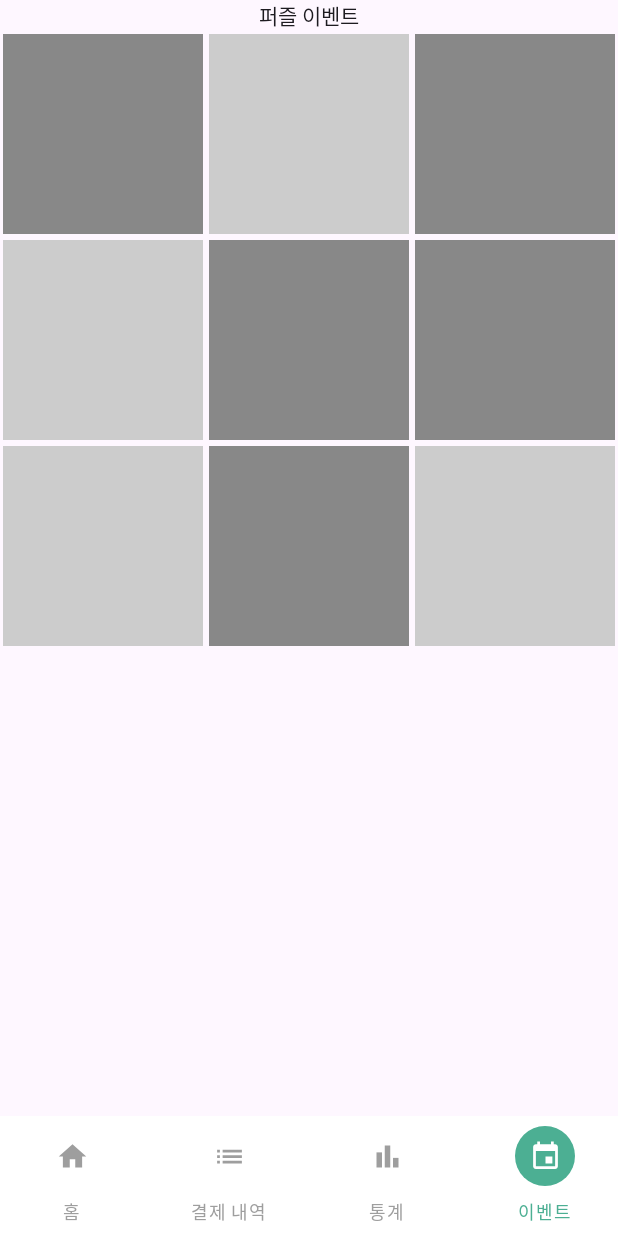
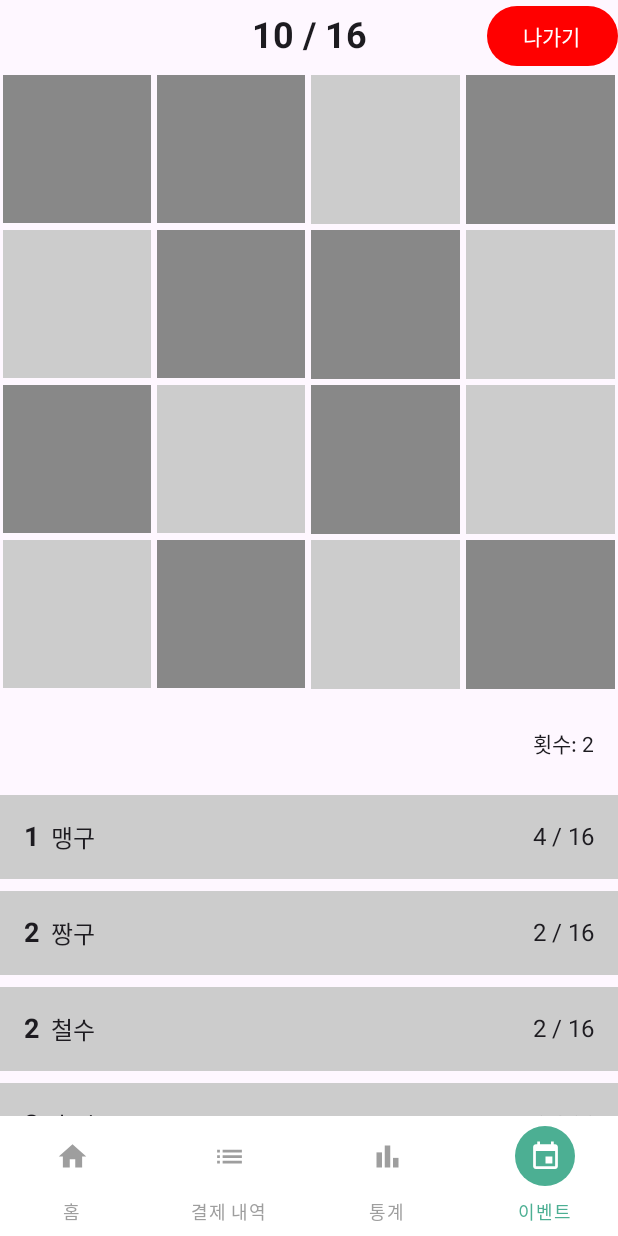
Before and after one commit to eksploiter/irumi, an Android app built with Jetpack Compose: the MainActivity screen opened directly, with no data from a screen before it, item 4 of the bottom bar chosen, on a phone screen of 412 x 824 dp. Run offline under Robolectric (Android 15) with nearby library versions, the phone set to English and light mode, and no system bars.

Commit message:
feat: 이벤트 방 화면 기본 틀 구현

```diff
--- a/app/build.gradle.kts
+++ b/app/build.gradle.kts
@@ -50,6 +50,8 @@ dependencies {
     implementation(libs.androidx.ui.tooling.preview)
     implementation(libs.androidx.material3)
     implementation(libs.ui.graphics)
+    implementation(libs.androidx.benchmark.traceprocessor)
+    implementation(libs.androidx.compose.foundation.layout)
     testImplementation(libs.junit)
     androidTestImplementation(libs.androidx.junit)
     androidTestImplementation(libs.androidx.espresso.core)
--- a/app/src/main/java/com/example/pocketc/ui/screen/event/EventViewModel.kt
+++ b/app/src/main/java/com/example/pocketc/ui/screen/event/EventViewModel.kt
@@ -9,6 +9,7 @@ import kotlinx.coroutines.flow.MutableStateFlow
 import kotlinx.coroutines.flow.StateFlow
 import kotlinx.coroutines.flow.asStateFlow
 import kotlinx.coroutines.launch
+
 
 class PuzzleViewModel : ViewModel() {
 
@@ -38,17 +39,27 @@ class PuzzleViewModel : ViewModel() {
             _puzzleData.value = PuzzleData(
                 puzzles = listOf(
                     Puzzle(1, 1, 1, User(123, "절약왕"), null),
-                    Puzzle(2, 1, 2, null, null),
-                    Puzzle(3, 1, 3, User(124, "소비조절러"), null),
-                    Puzzle(4, 2, 1, null, null),
-                    Puzzle(5, 2, 2, User(124, "소비조절러"), null),
-                    Puzzle(6, 2, 3, User(124, "소비조절러"), null),
-                    Puzzle(7, 3, 1, null, null),
-                    Puzzle(8, 3, 2, User(124, "소비조절러"), null),
-                    Puzzle(9, 3, 3, null, null)
+                    Puzzle(2, 1, 2, User(124, "소비조절러"), null),
+                    Puzzle(3, 1, 3, null, null),
+                    Puzzle(4, 1, 4, User(125, "알뜰이"), null),
+
+                    Puzzle(5, 2, 1, null, null),
+                    Puzzle(6, 2, 2, User(126, "저축달인"), null),
+                    Puzzle(7, 2, 3, User(124, "소비조절러"), null),
+                    Puzzle(8, 2, 4, null, null),
+
+                    Puzzle(9, 3, 1, User(123, "절약왕"), null),
+                    Puzzle(10, 3, 2, null, null),
+                    Puzzle(11, 3, 3, User(127, "소비지킴이"), null),
+                    Puzzle(12, 3, 4, null, null),
+
+                    Puzzle(13, 4, 1, null, null),
+                    Puzzle(14, 4, 2, User(124, "소비조절러"), null),
+                    Puzzle(15, 4, 3, null, null),
+                    Puzzle(16, 4, 4, User(128, "금융천재"), null)
                 ),
-                totalPieces = 9,
-                filledCount = 5
+                filledCount = 10,
+                totalPieces = 16
             )
         }
     }
--- a/app/src/main/java/com/example/pocketc/ui/screen/event/PuzzleScreen.kt
+++ b/app/src/main/java/com/example/pocketc/ui/screen/event/PuzzleScreen.kt
@@ -5,14 +5,20 @@ import android.graphics.Bitmap
 import android.graphics.drawable.BitmapDrawable
 import androidx.compose.foundation.Image
 import androidx.compose.foundation.background
+import androidx.compose.foundation.layout.Arrangement
 import androidx.compose.foundation.layout.Box
 import androidx.compose.foundation.layout.Column
+import androidx.compose.foundation.layout.Row
+import androidx.compose.foundation.layout.Spacer
 import androidx.compose.foundation.layout.aspectRatio
 import androidx.compose.foundation.layout.fillMaxSize
 import androidx.compose.foundation.layout.fillMaxWidth
+import androidx.compose.foundation.layout.height
 import androidx.compose.foundation.layout.padding
-import androidx.compose.foundation.lazy.grid.GridCells
-import androidx.compose.foundation.lazy.grid.LazyVerticalGrid
+import androidx.compose.foundation.lazy.LazyColumn
+import androidx.compose.foundation.lazy.items
+import androidx.compose.material3.Button
+import androidx.compose.material3.ButtonDefaults
 import androidx.compose.material3.Scaffold
 import androidx.compose.material3.Text
 import androidx.compose.runtime.Composable
@@ -30,8 +36,10 @@ import androidx.compose.ui.graphics.asImageBitmap
 import androidx.compose.ui.graphics.painter.BitmapPainter
 import androidx.compose.ui.layout.ContentScale
 import androidx.compose.ui.platform.LocalContext
+import androidx.compose.ui.text.font.FontWeight
 import androidx.compose.ui.tooling.preview.Preview
 import androidx.compose.ui.unit.dp
+import androidx.compose.ui.unit.sp
 import androidx.core.graphics.createBitmap
 import androidx.lifecycle.viewmodel.compose.viewModel
 import coil.ImageLoader
@@ -56,16 +64,19 @@ fun PuzzleScreen(viewModel: PuzzleViewModel = viewModel()) {
         bitmap = loadBitmapFromUrl(context, puzzleImageUrl, placeholderBitmap)
     }
 
-    Scaffold { innerPadding ->
-        Column(
+    Scaffold(
+        topBar = {
+            // todo -> nullable
+            TopBar(puzzleDataState?.filledCount ?: 0, puzzleDataState?.totalPieces ?: 0)
+        }
+    ) { innerPadding ->
+        LazyColumn (
             modifier = Modifier
                 .fillMaxSize()
                 .padding(innerPadding),
             horizontalAlignment = Alignment.CenterHorizontally
         ) {
-            // 다른 UI 요소들 (ex: 상단바, 유저 정보, 랭킹 등)
-            Text("퍼즐 이벤트")
-
+            item {
                 // 퍼즐 부분만 별도의 컴포넌트로 분리
                 bitmap?.let { loadedBitmap ->
                     puzzleDataState?.let { data ->
@@ -73,29 +84,137 @@ fun PuzzleScreen(viewModel: PuzzleViewModel = viewModel()) {
                         PuzzleGrid(data, loadedBitmap)
                     } ?: LoadingPlaceholder()
                 } ?: LoadingPlaceholder()
+                Spacer(modifier = Modifier.height(24.dp))
+            }
 
-            // 다른 UI 요소들 (ex: 랭킹 리스트)
-            // RankingList()
+            item {
+                // 횟수 표시
+                AttemptsSection(attemptCount = 2) // 예시로 2를 사용
+
+                Spacer(modifier = Modifier.height(24.dp))
+            }
+
+            // todo; 맞추기 버튼
+
+            // 랭킹 리스트 부분
+            items(
+                items = listOf(
+                    UserRanking(1, "맹구", 4, 16),
+                    UserRanking(2, "짱구", 2, 16),
+                    UserRanking(2, "철수", 2, 16),
+                    UserRanking(3, "훈이", 1, 16),
+                    UserRanking(3, "유리", 1, 16),
+                    UserRanking(2, "흰둥이", 0, 16)
+                )
+            ) { ranking ->
+                RankingItem(ranking)
+                Spacer(modifier = Modifier.height(8.dp))
+            }
         }
     }
 }
 
-// todo 다른 파일로 분리
 @Composable
 fun PuzzleGrid(puzzleData: PuzzleData, bitmap: Bitmap) {
-    LazyVerticalGrid(
-        columns = GridCells.Fixed(3),
-        modifier = Modifier.fillMaxWidth()
+    val totalCols = 4 // todo 퍼즐 열 수 고정
+    val puzzleRows = puzzleData.puzzles.chunked(totalCols)
+
+    Column(
+        modifier = Modifier.fillMaxWidth(),
+        horizontalAlignment = Alignment.CenterHorizontally
     ) {
-        items(puzzleData.puzzles.size) { index ->
-            val puzzle = puzzleData.puzzles[index]
-            val pieceBitmap = cropBitmapPiece(bitmap, puzzle.row, puzzle.column, 3, 3)
-            PuzzleItem(puzzle, pieceBitmap) { pieceId ->
-                // 클릭 이벤트
+        puzzleRows.forEach { row ->
+            Row(
+                modifier = Modifier.fillMaxWidth(),
+                horizontalArrangement = Arrangement.SpaceEvenly // 조각들을 균등하게 배치
+            ) {
+                row.forEach { puzzle ->
+                    val pieceBitmap = cropBitmapPiece(
+                        bitmap,
+                        puzzle.row,
+                        puzzle.column,
+                        puzzleData.totalPieces / totalCols,
+                        totalCols
+                    )
+                    PuzzleItem(
+                        puzzle = puzzle,
+                        piece = pieceBitmap,
+                        onPuzzleClick = { /* 클릭 이벤트 처리 */ },
+                        modifier = Modifier.weight(1f))
                 }
             }
         }
     }
+}
+
+@Composable
+fun TopBar(filledCount: Int, totalPieces: Int) {
+    Box (
+        modifier = Modifier.fillMaxWidth()
+    ) {
+        Text(
+            text = "$filledCount / $totalPieces",
+            fontSize = 24.sp,
+            fontWeight = FontWeight.Bold,
+            modifier = Modifier.align(Alignment.Center)
+        )
+        Button(
+            onClick = { /* 나가기 버튼 클릭 이벤트 */ },
+            colors = ButtonDefaults.buttonColors(containerColor = Color.Red),
+            modifier = Modifier.align(Alignment.CenterEnd)
+        ) {
+            Text("나가기", color = Color.White)
+        }
+    }
+}
+
+@Composable
+fun AttemptsSection(attemptCount: Int) {
+    Box(
+        modifier = Modifier
+            .fillMaxWidth()
+            .padding(horizontal = 16.dp),
+        contentAlignment = Alignment.CenterEnd
+    ) {
+        Text(
+            text = "횟수: $attemptCount",
+            fontSize = 14.sp
+        )
+    }
+}
+
+@Composable
+fun RankingItem(ranking: UserRanking) {
+    Row(
+        modifier = Modifier
+            .fillMaxWidth()
+            .background(Color.LightGray)
+            .padding(16.dp),
+        verticalAlignment = Alignment.CenterVertically,
+        horizontalArrangement = Arrangement.SpaceBetween
+    ) {
+        Row(verticalAlignment = Alignment.CenterVertically) {
+            Text(
+                text = "${ranking.rank}",
+                fontWeight = FontWeight.Bold,
+                fontSize = 18.sp,
+                modifier = Modifier.padding(end = 8.dp)
+            )
+            Text(text = ranking.nickname, fontSize = 16.sp)
+        }
+        Text(
+            text = "${ranking.filledCount} / ${ranking.totalPieces}",
+            fontSize = 16.sp
+        )
+    }
+}
+
+data class UserRanking(
+    val rank: Int,
+    val nickname: String,
+    val filledCount: Int,
+    val totalPieces: Int
+)
 
 fun rememberPlaceholderBitmap(): Bitmap {
     return createBitmap(100, 100).apply {
@@ -132,10 +251,11 @@ fun LoadingPlaceholder() { // todo 진짜 로딩으로 바꾸기
 fun PuzzleItem(
     puzzle: Puzzle,
     piece: ImageBitmap?,
-    onPuzzleClick: (Int) -> Unit
+    onPuzzleClick: (Int) -> Unit,
+    modifier: Modifier = Modifier
 ) {
     Box(
-        modifier = Modifier
+        modifier = modifier
             .aspectRatio(1f)
             .padding(2.dp),
         contentAlignment = Alignment.Center
@@ -182,35 +302,60 @@ fun PreviewPuzzleScreen() {
         rememberPlaceholderBitmap()
     }
 
-    val dummyPuzzles = List(9) { index ->
+    val dummyPuzzles = List(16) { index ->
         Puzzle(
             pieceId = index + 1,
-            row = (index / 3) + 1,
-            column = (index % 3) + 1,
+            row = (index / 4) + 1,
+            column = (index % 4) + 1,
             filledBy = if (index % 2 == 0) User(1, "UserA") else null,
             filledAt = null
         )
     }
     val dummyPuzzleData =
-        PuzzleData(puzzles = dummyPuzzles, totalPieces = 9, filledCount = 5)
+        PuzzleData(puzzles = dummyPuzzles, totalPieces = 16, filledCount = 10)
 
-    Scaffold { innerPadding ->
-        Column(
+    Scaffold(
+        topBar = {
+            // todo -> nullable
+            TopBar(dummyPuzzleData.filledCount, dummyPuzzleData.totalPieces)
+        }
+    ) { innerPadding ->
+        LazyColumn (
             modifier = Modifier
                 .fillMaxSize()
                 .padding(innerPadding),
             horizontalAlignment = Alignment.CenterHorizontally
         ) {
-            // 다른 UI 요소들 (ex: 상단바, 유저 정보, 랭킹 등)
-            Text("퍼즐 이벤트")
-
+            item {
+                // 퍼즐 부분만 별도의 컴포넌트로 분리
                 PuzzleGrid(
                     puzzleData = dummyPuzzleData,
                     bitmap = grayBitmap
                 )
+                Spacer(modifier = Modifier.height(24.dp))
+            }
 
-            // 다른 UI 요소들 (ex: 랭킹 리스트)
-            // RankingList()
+            item {
+                // 횟수 표시
+                AttemptsSection(attemptCount = 2) // 예시로 2를 사용
+
+                Spacer(modifier = Modifier.height(24.dp))
+            }
+
+            // 랭킹 리스트 부분
+            items(
+                items = listOf(
+                    UserRanking(1, "맹구", 4, 16),
+                    UserRanking(2, "짱구", 2, 16),
+                    UserRanking(2, "철수", 2, 16),
+                    UserRanking(3, "훈이", 1, 16),
+                    UserRanking(3, "유리", 1, 16),
+                    UserRanking(2, "흰둥이", 0, 16)
+                )
+            ) { ranking ->
+                RankingItem(ranking)
+                Spacer(modifier = Modifier.height(8.dp))
             }
         }
     }
+}
--- a/gradle/libs.versions.toml
+++ b/gradle/libs.versions.toml
@@ -1,5 +1,5 @@
 [versions]
-agp = "8.12.3"
+agp = "8.13.0"
 kotlin = "2.0.21"
 coreKtx = "1.17.0"
 junit = "4.13.2"
@@ -9,6 +9,8 @@ lifecycleRuntimeKtx = "2.9.2"
 activityCompose = "1.10.1"
 composeBom = "2024.09.00"
 uiGraphics = "1.9.1"
+benchmarkTraceprocessor = "1.4.1"
+foundationLayout = "1.9.1"
 
 [libraries]
 androidx-core-ktx = { group = "androidx.core", name = "core-ktx", version.ref = "coreKtx" }
@@ -26,6 +28,8 @@ androidx-ui-test-manifest = { group = "androidx.compose.ui", name = "ui-test-man
 androidx-ui-test-junit4 = { group = "androidx.compose.ui", name = "ui-test-junit4" }
 androidx-material3 = { group = "androidx.compose.material3", name = "material3" }
 ui-graphics = { group = "androidx.compose.ui", name = "ui-graphics", version.ref = "uiGraphics" }
+androidx-benchmark-traceprocessor = { group = "androidx.benchmark", name = "benchmark-traceprocessor", version.ref = "benchmarkTraceprocessor" }
+androidx-compose-foundation-layout = { group = "androidx.compose.foundation", name = "foundation-layout", version.ref = "foundationLayout" }
 
 [plugins]
 android-application = { id = "com.android.application", version.ref = "agp" }
```
Lines whose indentation alone changed are shown as unchanged.
